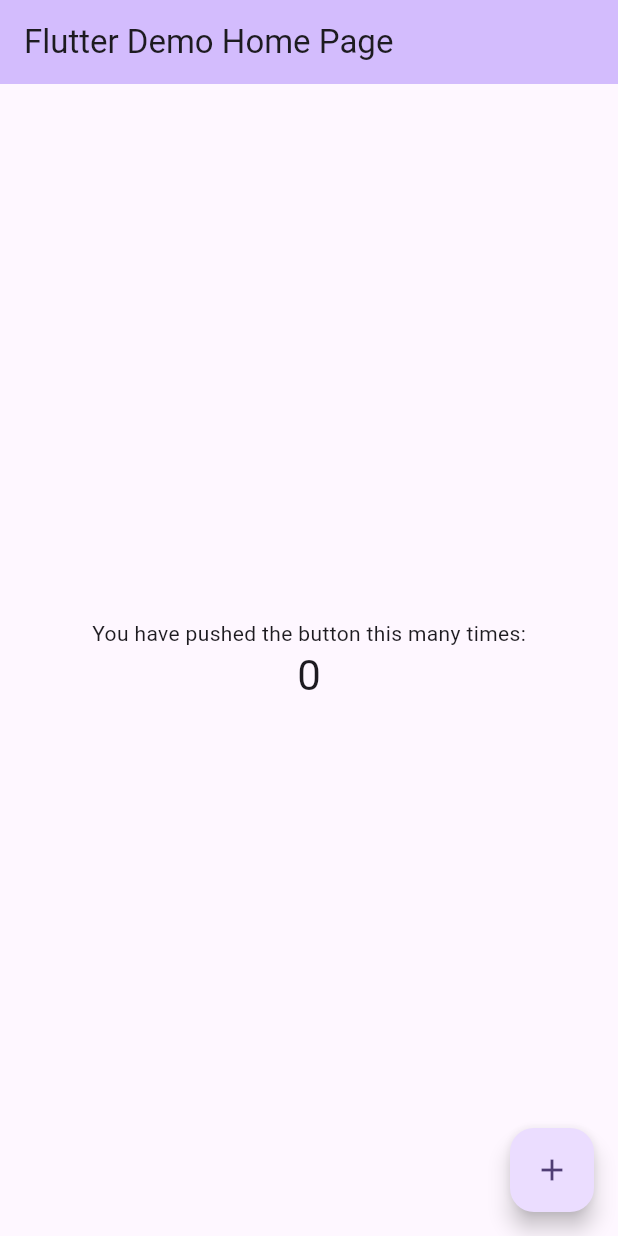
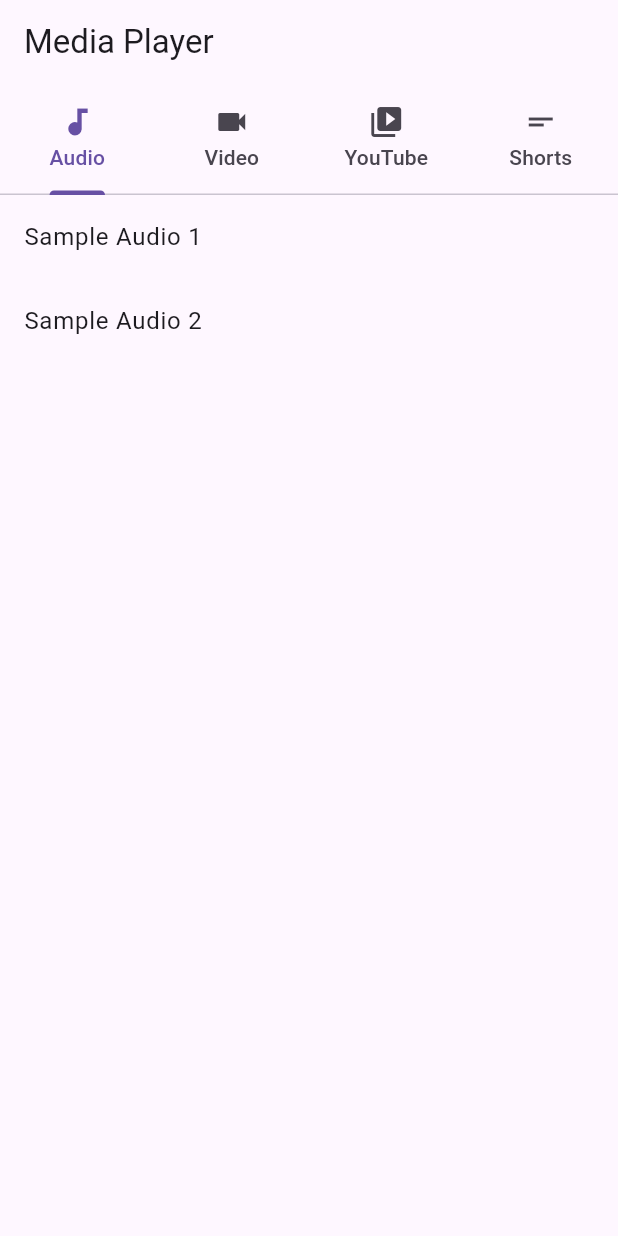
Before and after one commit to govindtank/audio_video_youtube_player, a Flutter app: the screen it shows after launch, on a phone screen of 412 x 824 dp. Run offline on Flutter 3.47's test engine with Material 3 defaults, Android fonts, the phone set to English and light mode, and no system bars; our stand-ins replace just_audio, video_player, youtube_player_iframe.

Commit message:
second commit

```diff
--- a/lib/main.dart
+++ b/lib/main.dart
@@ -1,125 +1,35 @@
+import 'dart:io';
+
 import 'package:flutter/material.dart';
+import 'package:provider/provider.dart';
+import 'screens/home_screen.dart';
+import 'providers/media_provider.dart';
 
 void main() {
-  runApp(const MyApp());
+  HttpOverrides.global = CustomHttpOverrides();
+  runApp(MediaPlayerApp());
 }
 
-class MyApp extends StatelessWidget {
-  const MyApp({super.key});
-
-  // This widget is the root of your application.
+class MediaPlayerApp extends StatelessWidget {
   @override
   Widget build(BuildContext context) {
-    return MaterialApp(
-      title: 'Flutter Demo',
-      theme: ThemeData(
-        // This is the theme of your application.
-        //
-        // TRY THIS: Try running your application with "flutter run". You'll see
-        // the application has a purple toolbar. Then, without quitting the app,
-        // try changing the seedColor in the colorScheme below to Colors.green
-        // and then invoke "hot reload" (save your changes or press the "hot
-        // reload" button in a Flutter-supported IDE, or press "r" if you used
-        // the command line to start the app).
-        //
-        // Notice that the counter didn't reset back to zero; the application
-        // state is not lost during the reload. To reset the state, use hot
-        // restart instead.
-        //
-        // This works for code too, not just values: Most code changes can be
-        // tested with just a hot reload.
-        colorScheme: ColorScheme.fromSeed(seedColor: Colors.deepPurple),
-        useMaterial3: true,
+    return ChangeNotifierProvider(
+      create: (context) => MediaProvider(),
+      child: MaterialApp(
+        title: 'Media Player',
+        theme: ThemeData(
+          primarySwatch: Colors.blue,
+        ),
+        home: HomeScreen(),
       ),
-      home: const MyHomePage(title: 'Flutter Demo Home Page'),
     );
   }
 }
-
-class MyHomePage extends StatefulWidget {
-  const MyHomePage({super.key, required this.title});
-
-  // This widget is the home page of your application. It is stateful, meaning
-  // that it has a State object (defined below) that contains fields that affect
-  // how it looks.
-
-  // This class is the configuration for the state. It holds the values (in this
-  // case the title) provided by the parent (in this case the App widget) and
-  // used by the build method of the State. Fields in a Widget subclass are
-  // always marked "final".
-
-  final String title;
-
+class CustomHttpOverrides extends HttpOverrides {
   @override
-  State<MyHomePage> createState() => _MyHomePageState();
-}
-
-class _MyHomePageState extends State<MyHomePage> {
-  int _counter = 0;
-
-  void _incrementCounter() {
-    setState(() {
-      // This call to setState tells the Flutter framework that something has
-      // changed in this State, which causes it to rerun the build method below
-      // so that the display can reflect the updated values. If we changed
-      // _counter without calling setState(), then the build method would not be
-      // called again, and so nothing would appear to happen.
-      _counter++;
-    });
-  }
-
-  @override
-  Widget build(BuildContext context) {
-    // This method is rerun every time setState is called, for instance as done
-    // by the _incrementCounter method above.
-    //
-    // The Flutter framework has been optimized to make rerunning build methods
-    // fast, so that you can just rebuild anything that needs updating rather
-    // than having to individually change instances of widgets.
-    return Scaffold(
-      appBar: AppBar(
-        // TRY THIS: Try changing the color here to a specific color (to
-        // Colors.amber, perhaps?) and trigger a hot reload to see the AppBar
-        // change color while the other colors stay the same.
-        backgroundColor: Theme.of(context).colorScheme.inversePrimary,
-        // Here we take the value from the MyHomePage object that was created by
-        // the App.build method, and use it to set our appbar title.
-        title: Text(widget.title),
-      ),
-      body: Center(
-        // Center is a layout widget. It takes a single child and positions it
-        // in the middle of the parent.
-        child: Column(
-          // Column is also a layout widget. It takes a list of children and
-          // arranges them vertically. By default, it sizes itself to fit its
-          // children horizontally, and tries to be as tall as its parent.
-          //
-          // Column has various properties to control how it sizes itself and
-          // how it positions its children. Here we use mainAxisAlignment to
-          // center the children vertically; the main axis here is the vertical
-          // axis because Columns are vertical (the cross axis would be
-          // horizontal).
-          //
-          // TRY THIS: Invoke "debug painting" (choose the "Toggle Debug Paint"
-          // action in the IDE, or press "p" in the console), to see the
-          // wireframe for each widget.
-          mainAxisAlignment: MainAxisAlignment.center,
-          children: <Widget>[
-            const Text(
-              'You have pushed the button this many times:',
-            ),
-            Text(
-              '$_counter',
-              style: Theme.of(context).textTheme.headlineMedium,
-            ),
-          ],
-        ),
-      ),
-      floatingActionButton: FloatingActionButton(
-        onPressed: _incrementCounter,
-        tooltip: 'Increment',
-        child: const Icon(Icons.add),
-      ), // This trailing comma makes auto-formatting nicer for build methods.
-    );
+  HttpClient createHttpClient(SecurityContext? context) {
+    return super.createHttpClient(context)
+      ..badCertificateCallback =
+          (X509Certificate cert, String host, int port) => true;
   }
 }
--- /dev/null
+++ b/lib/models/media_item.dart
@@ -0,0 +1,8 @@
+class MediaItem {
+  final String title;
+  final String url;
+  final bool isVideo;
+  final String? youtubeId;
+
+  MediaItem({required this.title, required this.url, required this.isVideo, this.youtubeId});
+}
--- /dev/null
+++ b/lib/screens/home_screen.dart
@@ -0,0 +1,51 @@
+import 'package:flutter/material.dart';
+import 'package:provider/provider.dart';
+import '../widgets/audio_list.dart';
+import '../widgets/video_list.dart';
+import '../widgets/mini_player.dart';
+import '../widgets/youtube_list.dart';
+import '../widgets/shorts_list.dart';
+import '../providers/media_provider.dart';
+
+class HomeScreen extends StatelessWidget {
+  @override
+  Widget build(BuildContext context) {
+    return Scaffold(
+      appBar: AppBar(
+        title: Text('Media Player'),
+      ),
+      body: Column(
+        children: [
+          Expanded(
+            child: DefaultTabController(
+              length: 4,
+              child: Column(
+                children: [
+                  TabBar(
+                    tabs: [
+                      Tab(icon: Icon(Icons.audiotrack), text: 'Audio'),
+                      Tab(icon: Icon(Icons.videocam), text: 'Video'),
+                      Tab(icon: Icon(Icons.video_library), text: 'YouTube'),
+                      Tab(icon: Icon(Icons.short_text), text: 'Shorts'),
+                    ],
+                  ),
+                  Expanded(
+                    child: TabBarView(
+                      children: [
+                        AudioList(),
+                        VideoList(),
+                        YoutubeList(),
+                        ShortsList(),
+                      ],
+                    ),
+                  ),
+                ],
+              ),
+            ),
+          ),
+          MiniPlayer(),
+        ],
+      ),
+    );
+  }
+}
--- /dev/null
+++ b/lib/widgets/audio_list.dart
@@ -0,0 +1,27 @@
+import 'package:flutter/material.dart';
+import 'package:provider/provider.dart';
+import '../providers/media_provider.dart';
+import '../models/media_item.dart';
+
+class AudioList extends StatelessWidget {
+  final List<MediaItem> audios = [
+    MediaItem(title: 'Sample Audio 1', url: 'https://www.soundhelix.com/examples/mp3/SoundHelix-Song-1.mp3', isVideo: false),
+    MediaItem(title: 'Sample Audio 2', url: 'https://www.soundhelix.com/examples/mp3/SoundHelix-Song-2.mp3', isVideo: false),
+  ];
+
+  @override
+  Widget build(BuildContext context) {
+    return ListView.builder(
+      itemCount: audios.length,
+      itemBuilder: (context, index) {
+        final audio = audios[index];
+        return ListTile(
+          title: Text(audio.title),
+          onTap: () {
+            Provider.of<MediaProvider>(context, listen: false).playMedia(audio);
+          },
+        );
+      },
+    );
+  }
+}
--- /dev/null
+++ b/lib/widgets/video_list.dart
@@ -0,0 +1,28 @@
+import 'package:flutter/material.dart';
+import 'package:provider/provider.dart';
+import '../providers/media_provider.dart';
+import '../models/media_item.dart';
+
+class VideoList extends StatelessWidget {
+  final List<MediaItem> videos = [
+    MediaItem(title: 'Sample Video 1', url: 'http://commondatastorage.googleapis.com/gtv-videos-bucket/sample/BigBuckBunny.mp4', isVideo: true),
+    MediaItem(title: 'Sample Video 2', url: 'http://commondatastorage.googleapis.com/gtv-videos-bucket/sample/ElephantsDream.mp4', isVideo: true),
+    MediaItem(title: 'Sample Video 3', url: 'http://commondatastorage.googleapis.com/gtv-videos-bucket/sample/ForBiggerBlazes.mp4', isVideo: true),
+  ];
+
+  @override
+  Widget build(BuildContext context) {
+    return ListView.builder(
+      itemCount: videos.length,
+      itemBuilder: (context, index) {
+        final video = videos[index];
+        return ListTile(
+          title: Text(video.title),
+          onTap: () {
+            Provider.of<MediaProvider>(context, listen: false).playMedia(video);
+          },
+        );
+      },
+    );
+  }
+}
--- /dev/null
+++ b/lib/widgets/youtube_list.dart
@@ -0,0 +1,30 @@
+import 'package:flutter/material.dart';
+import 'package:provider/provider.dart';
+import '../providers/media_provider.dart';
+import '../models/media_item.dart';
+import '../screens/youtube_player_screen.dart';
+
+class YoutubeList extends StatelessWidget {
+  final List<MediaItem> youtubeVideos = [
+    MediaItem(title: 'Sample YouTube Video 1', url: 'dQw4w9WgXcQ', isVideo: true),
+    MediaItem(title: 'Sample YouTube Video 2', url: '3JZ_D3ELwOQ', isVideo: true),
+  ];
+
+  @override
+  Widget build(BuildContext context) {
+    return ListView.builder(
+      itemCount: youtubeVideos.length,
+      itemBuilder: (context, index) {
+        final video = youtubeVideos[index];
+        return ListTile(
+          title: Text(video.title),
+          onTap: () {
+            Navigator.of(context).push(MaterialPageRoute(
+              builder: (context) => YoutubePlayerScreen(videoId: video.url),
+            ));
+          },
+        );
+      },
+    );
+  }
+}
--- a/pubspec.yaml
+++ b/pubspec.yaml
@@ -35,6 +35,10 @@ dependencies:
   # The following adds the Cupertino Icons font to your application.
   # Use with the CupertinoIcons class for iOS style icons.
   cupertino_icons: ^1.0.6
+  provider: ^6.0.2
+  just_audio: ^0.9.18
+  video_player: ^2.3.0
+  youtube_player_iframe: ^2.2.4
 
 dev_dependencies:
   flutter_test:
```
Also changed, not shown: lib/providers/media_provider.dart (added, +56 -0 lines), lib/screens/now_playing_screen.dart (added, +45 -0 lines), lib/screens/youtube_player_screen.dart (added, +31 -0 lines), lib/widgets/mini_player.dart (added, +29 -0 lines), lib/widgets/shorts_list.dart (added, +29 -0 lines), 3 other files.
